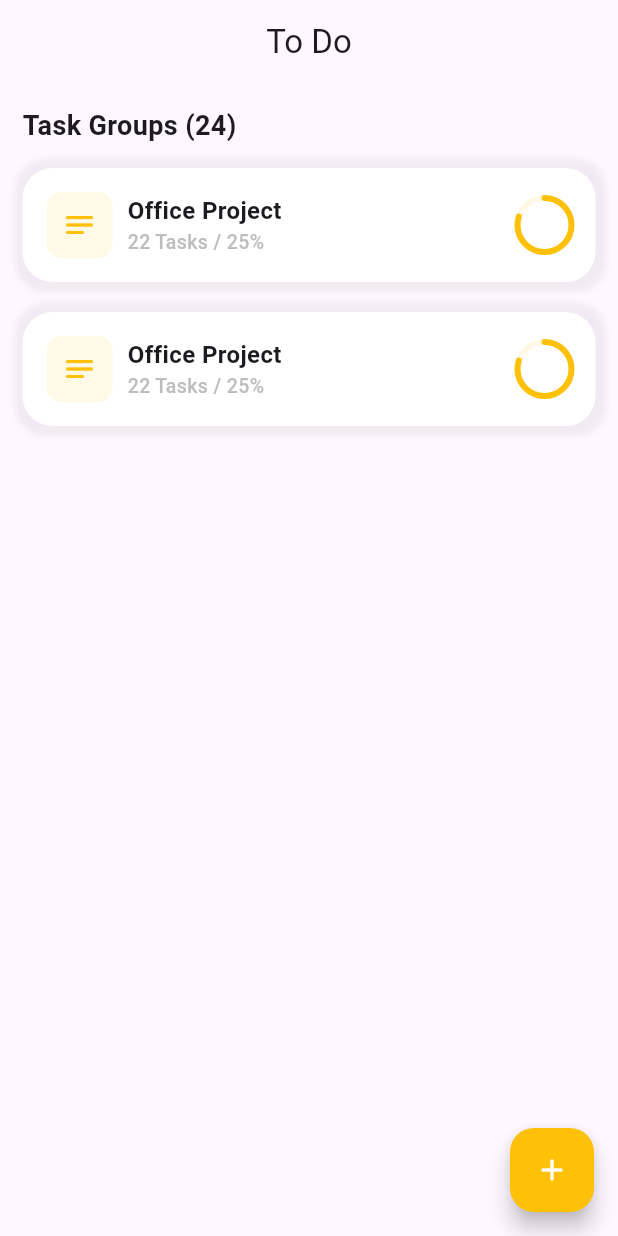
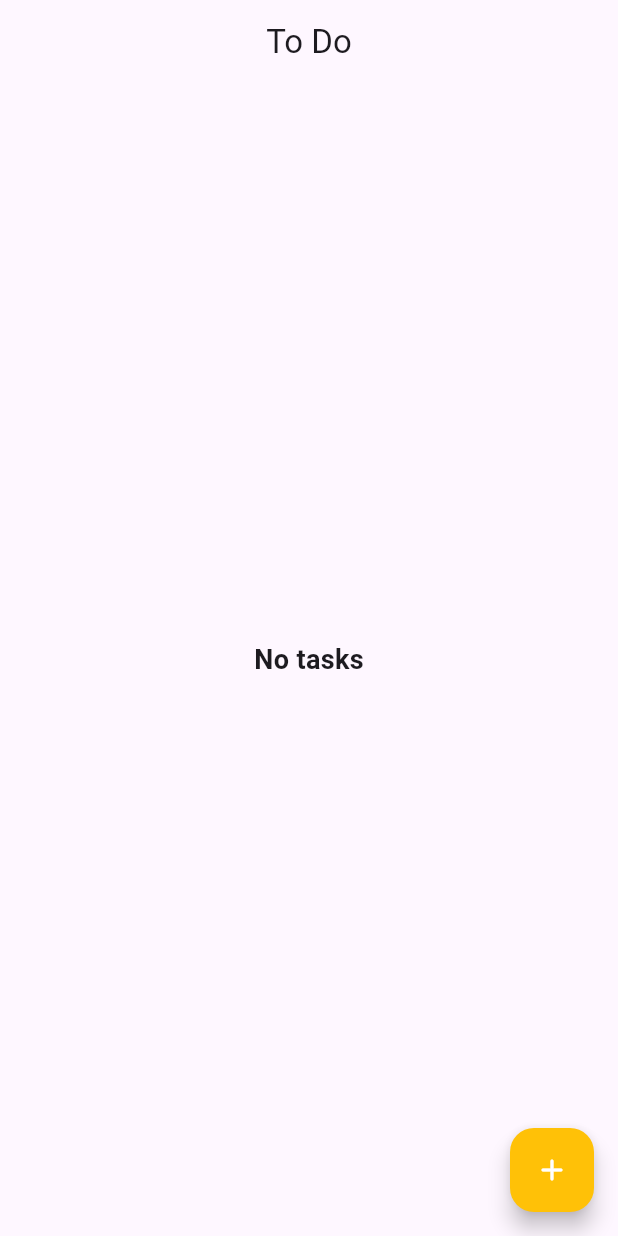
Before and after one commit to ericknamukolo/todo, a Flutter app: the screen it shows after launch, on a phone screen of 412 x 824 dp. Run offline on Flutter 3.47's test engine with Material 3 defaults, Android fonts, the phone set to English and light mode, and no system bars; our stand-ins replace bloc, equatable, flutter_bloc.

Commit message:
fixed add todo

```diff
--- a/lib/data/repo/todo_repo.dart
+++ b/lib/data/repo/todo_repo.dart
@@ -2,4 +2,8 @@ class TodoRepo {
   static Future<void> createTodo() async {
     await Future.delayed(Duration(seconds: 3));
   }
+
+  static Future<void> getTodo() async {
+    await Future.delayed(Duration(seconds: 3));
+  }
 }
--- a/lib/screens/home/cubit/todo_cubit.dart
+++ b/lib/screens/home/cubit/todo_cubit.dart
@@ -12,12 +12,26 @@ class TodoCubit extends Cubit<TodoState> {
   void addTodo(Todo todo, context) async {
     try {
       FocusScope.of(context).unfocus();
-      emit(TodoLoading());
+      emit(TodoLoading(todos: state.todos));
       //Fake request
       await TodoRepo.createTodo();
       List<Todo> newTodos = [...state.todos];
+
       newTodos.add(todo);
-      emit(TodoLoaded());
+
+      emit(TodoLoaded(todos: newTodos));
+    } catch (e) {
+      emit(TodoError(message: e.toString()));
+    }
+  }
+
+  void getTodo() async {
+    try {
+      emit(TodoLoading(todos: state.todos));
+      //Fake request
+      await TodoRepo.getTodo();
+
+      emit(TodoLoaded(todos: state.todos));
     } catch (e) {
       emit(TodoError(message: e.toString()));
     }
--- a/lib/screens/home/cubit/todo_state.dart
+++ b/lib/screens/home/cubit/todo_state.dart
@@ -9,15 +9,24 @@ sealed class TodoState extends Equatable {
   List<Object> get props => [todos];
 }
 
-final class TodoInitial extends TodoState {}
+final class TodoInitial extends TodoState {
+  const TodoInitial({super.todos});
+}
 
-final class TodoLoading extends TodoState {}
+final class TodoLoading extends TodoState {
+  const TodoLoading({required super.todos});
+}
 
-final class TodoLoaded extends TodoState {}
+final class TodoLoaded extends TodoState {
+  const TodoLoaded({required super.todos});
+}
 
 final class TodoError extends TodoState {
   final String message;
-  const TodoError({required this.message});
+  const TodoError({
+    required this.message,
+    super.todos,
+  });
   @override
   List<Object> get props => [message];
 }
--- a/lib/screens/home/home_screen.dart
+++ b/lib/screens/home/home_screen.dart
@@ -1,14 +1,28 @@
 import 'package:flutter/cupertino.dart';
 import 'package:flutter/material.dart';
+import 'package:flutter_bloc/flutter_bloc.dart';
 import 'package:todo_bloc/screens/home/add_todo_screen.dart';
+import 'package:todo_bloc/screens/home/cubit/todo_cubit.dart';
 import 'package:todo_bloc/utils/colors.dart';
 import 'package:todo_bloc/utils/navigation.dart';
 import 'package:todo_bloc/utils/texts.dart';
+import 'package:todo_bloc/widgets/loading_indicator.dart';
 
 import '../../widgets/todo_card.dart';
 
-class HomeScreen extends StatelessWidget {
+class HomeScreen extends StatefulWidget {
   const HomeScreen({super.key});
+
+  @override
+  State<HomeScreen> createState() => _HomeScreenState();
+}
+
+class _HomeScreenState extends State<HomeScreen> {
+  @override
+  void initState() {
+    context.read<TodoCubit>().getTodo();
+    super.initState();
+  }
 
   @override
   Widget build(BuildContext context) {
@@ -23,20 +37,39 @@ class HomeScreen extends StatelessWidget {
         title: Text('To Do'),
         centerTitle: true,
       ),
-      body: Padding(
+      body: BlocConsumer<TodoCubit, TodoState>(
+        listener: (context, state) {},
+        builder: (context, state) {
+          if (state is TodoLoading) {
+            return LoadingIndicator();
+          }
+          if (state is TodoLoaded) {
+            return state.todos.isEmpty
+                ? Center(
+                    child: Text('No tasks', style: kTitleTextStyle),
+                  )
+                : Padding(
                     padding: EdgeInsets.all(15.0),
                     child: Column(
                       crossAxisAlignment: CrossAxisAlignment.start,
                       spacing: 10,
                       children: [
                         Text(
-              'Task Groups (24)',
+                          'Task Groups (${state.todos.length})',
                           style: kTitleTextStyle,
                         ),
-            TodoCard(),
-            TodoCard(),
+                        ListView.builder(
+                          itemBuilder: (_, i) => TodoCard(todo: state.todos[i]),
+                          itemCount: state.todos.length,
+                          shrinkWrap: true,
+                        ),
                       ],
                     ),
+                  );
+          }
+
+          return SizedBox();
+        },
       ),
     );
   }
--- a/lib/widgets/loading_indicator.dart
+++ b/lib/widgets/loading_indicator.dart
@@ -7,9 +7,11 @@ class LoadingIndicator extends StatelessWidget {
 
   @override
   Widget build(BuildContext context) {
-    return CircularProgressIndicator(
-      color: kPrimaryColor,
-      strokeWidth: 1.5,
+    return Center(
+      child: CircularProgressIndicator(
+        color: kPrimaryColor,
+        strokeWidth: 1.5,
+      ),
     );
   }
 }
--- a/lib/widgets/todo_card.dart
+++ b/lib/widgets/todo_card.dart
@@ -1,12 +1,12 @@
 import 'package:flutter/material.dart';
+import 'package:todo_bloc/data/models/todo.dart';
 
 import '../utils/colors.dart';
 import '../utils/texts.dart';
 
 class TodoCard extends StatelessWidget {
-  const TodoCard({
-    super.key,
-  });
+  final Todo todo;
+  const TodoCard({super.key, required this.todo});
 
   @override
   Widget build(BuildContext context) {
@@ -38,7 +38,7 @@ class TodoCard extends StatelessWidget {
           Column(
             crossAxisAlignment: CrossAxisAlignment.start,
             children: [
-              Text('Office Project', style: kBodyTitleTextStyle),
+              Text(todo.title, style: kBodyTitleTextStyle),
               Text('22 Tasks / 25%', style: kBodyTextStyle),
             ],
           ),
```
Lines whose indentation alone changed are shown as unchanged.
